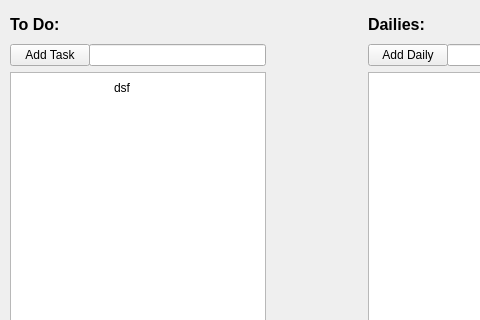
Old version of the form ToDo/mainwindow.ui in the repository IndiShrubb/PersonalToDo; both pictures show x 0 to 480 and y 0 to 320 of the 1119 by 657 pixel window.
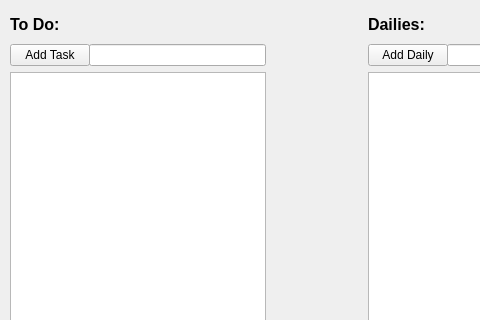
New version of the form.

What changed in the file:
```diff
--- a/ToDo/mainwindow.ui
+++ b/ToDo/mainwindow.ui
@@ -190,23 +190,8 @@
          <attribute name="verticalHeaderVisible">
           <bool>false</bool>
          </attribute>
-         <row>
-          <property name="text">
-           <string>New Row</string>
-          </property>
-         </row>
          <column/>
          <column/>
-         <item row="0" column="0">
-          <property name="text">
-           <string/>
-          </property>
-         </item>
-         <item row="0" column="1">
-          <property name="text">
-           <string>dsf</string>
-          </property>
-         </item>
         </widget>
        </item>
       </layout>
```
